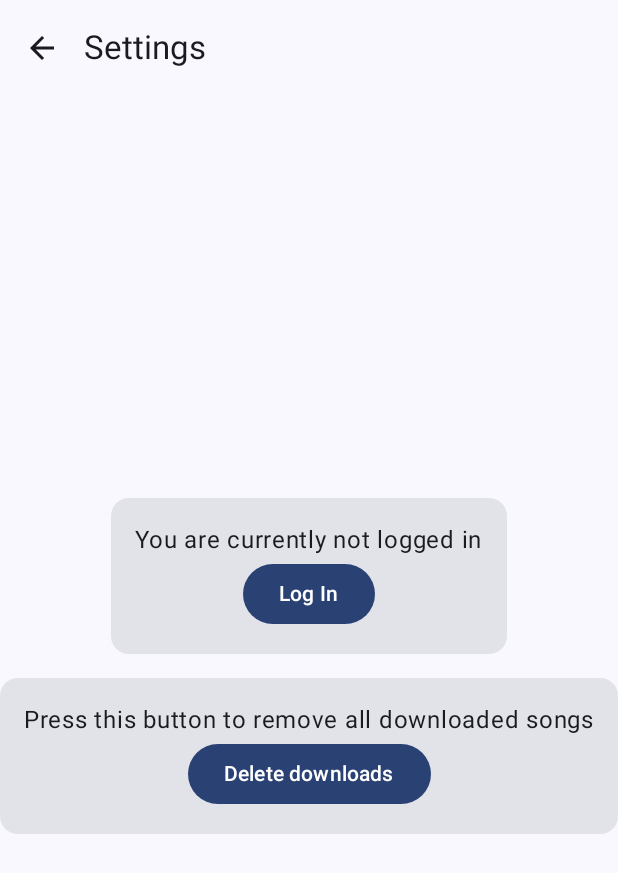
After one commit to ilianoKokoro/umihi-music, an Android app built with Jetpack Compose: the composable SettingsScreen shown on its own in the app's theme, on a phone screen of 412 x 824 dp. The commit adds this screen. Shown: the top 873 px of the screen. Run offline under Robolectric (Android 15) with nearby library versions, the phone set to English and light mode, and no system bars.

Commit message:
Basic navigation and settings screen

```diff
--- a/app/src/main/java/ca/ilianokokoro/umihi/music/models/Playlist.kt
+++ b/app/src/main/java/ca/ilianokokoro/umihi/music/models/Playlist.kt
@@ -1 +1,3 @@
 package ca.ilianokokoro.umihi.music.models
+
+data class Playlist(val title: String, val id: String)
--- /dev/null
+++ b/app/src/main/java/ca/ilianokokoro/umihi/music/ui/screens/SettingsScreen.kt
@@ -0,0 +1,86 @@
+@file:OptIn(ExperimentalMaterial3Api::class)
+
+package ca.ilianokokoro.umihi.music.ui.screens
+
+import androidx.compose.foundation.layout.Arrangement
+import androidx.compose.foundation.layout.Column
+import androidx.compose.foundation.layout.fillMaxSize
+import androidx.compose.foundation.layout.padding
+import androidx.compose.material.icons.Icons
+import androidx.compose.material.icons.automirrored.filled.ArrowBack
+import androidx.compose.material3.Button
+import androidx.compose.material3.Card
+import androidx.compose.material3.ExperimentalMaterial3Api
+import androidx.compose.material3.Icon
+import androidx.compose.material3.IconButton
+import androidx.compose.material3.Scaffold
+import androidx.compose.material3.Text
+import androidx.compose.material3.TopAppBar
+import androidx.compose.runtime.Composable
+import androidx.compose.ui.Alignment
+import androidx.compose.ui.Modifier
+import androidx.compose.ui.res.stringResource
+import androidx.compose.ui.unit.dp
+import ca.ilianokokoro.umihi.music.R
+
+@Composable
+fun SettingsScreen(onBack: () -> Unit) {
+    val isLoggedIn = false
+
+    Scaffold(topBar = {
+        TopAppBar(
+            navigationIcon = {
+                IconButton(onClick = { onBack() }) {
+                    Icon(
+                        imageVector = Icons.AutoMirrored.Filled.ArrowBack,
+                        contentDescription = stringResource(R.string.back_description)
+                    )
+                }
+            },
+            title = {
+                Text(stringResource(R.string.settings))
+            }
+        )
+    }, modifier = Modifier.fillMaxSize()) { innerPadding ->
+        Column(
+            modifier = Modifier
+                .fillMaxSize()
+                .padding(innerPadding),
+            horizontalAlignment = Alignment.CenterHorizontally,
+            verticalArrangement = Arrangement.spacedBy(
+                16.dp,
+                alignment = Alignment.CenterVertically
+            )
+
+        ) {
+            if (isLoggedIn) {
+                SettingCard("You are logged in to your YouTube account", "Log Out", {})
+            } else {
+                SettingCard("You are currently not logged in", "Log In", {})
+            }
+
+
+            SettingCard(
+                "Press this button to remove all downloaded songs",
+                "Delete downloads",
+                {})
+
+        }
+    }
+}
+
+@Composable
+fun SettingCard(text: String, buttonText: String, onButtonPress: () -> Unit) {
+    Card {
+        Column(
+            modifier = Modifier.padding(16.dp),
+            horizontalAlignment = Alignment.CenterHorizontally
+        ) {
+            Text(text)
+            Button(onClick = onButtonPress) {
+                Text(buttonText)
+            }
+        }
+    }
+
+}
--- a/app/src/main/res/values/strings.xml
+++ b/app/src/main/res/values/strings.xml
@@ -1,3 +1,6 @@
 <resources>
     <string name="app_name">Umihi Music</string>
+    <string name="playlists">Playlists</string>
+    <string name="settings">Settings</string>
+    <string name="back_description">Previous screen</string>
 </resources>
```
Also changed, not shown: app/src/main/java/ca/ilianokokoro/umihi/music/MainActivity.kt (+7 -2 lines), app/src/main/java/ca/ilianokokoro/umihi/music/ui/navigation/NavigationRoot.kt (+66 -0 lines), app/src/main/java/ca/ilianokokoro/umihi/music/ui/screens/PlaylistsScreen.kt (+27 -4 lines).
